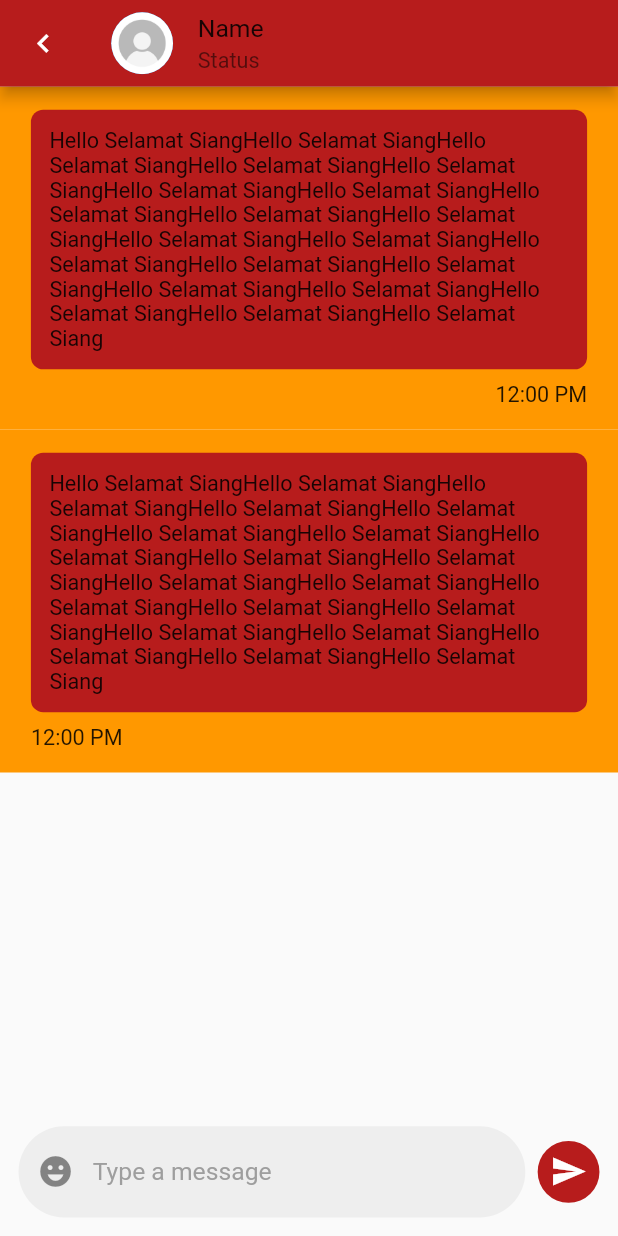
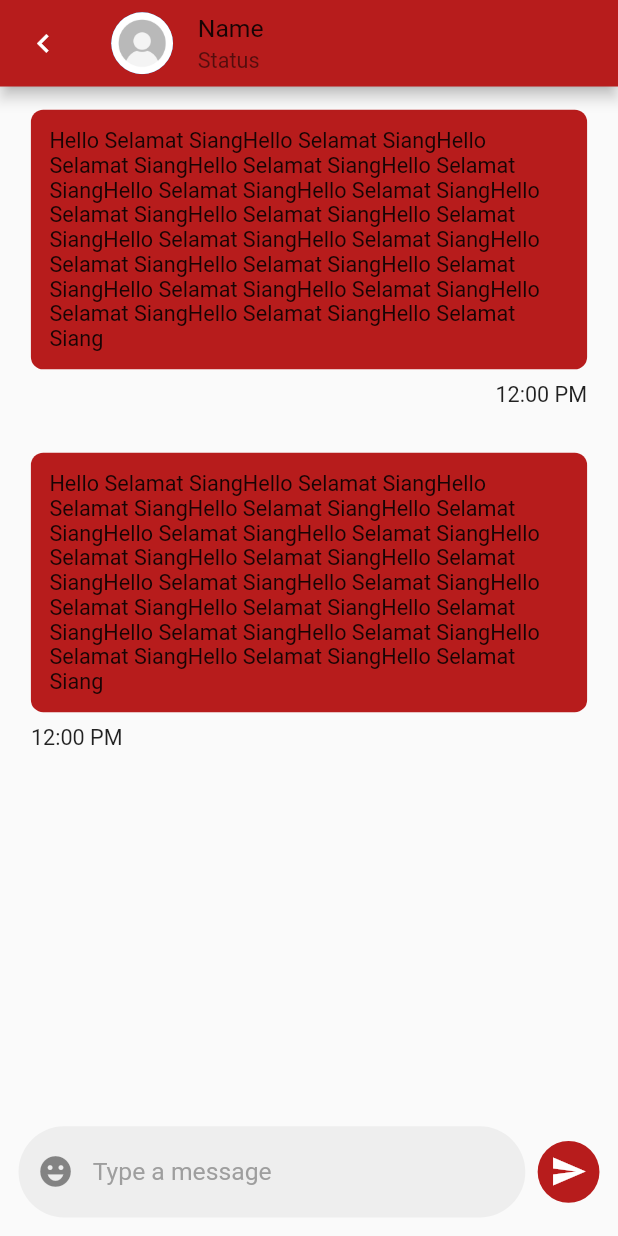
Before and after one commit to handika231/chat-app, a Flutter app: the ChatRoomView screen opened by its route, on a phone screen of 412 x 824 dp. Run offline on Flutter 3.47's test engine with Material 2 defaults, Android fonts, the phone set to English and light mode, and no system bars; our stand-ins replace avatar_glow, emoji_picker_flutter, firebase_core, get, get_it, introduction_screen and 3 more; accounts and stored records are empty; project files that could hold a hidden picture were left out.

```diff
--- a/lib/app/modules/chat_room/controllers/chat_room_controller.dart
+++ b/lib/app/modules/chat_room/controllers/chat_room_controller.dart
@@ -1,23 +1,26 @@
+import 'package:flutter/cupertino.dart';
 import 'package:get/get.dart';
 
 class ChatRoomController extends GetxController {
-  //TODO: Implement ChatRoomController
-
-  final count = 0.obs;
+  late TextEditingController textController;
+  late FocusNode focusNode;
+  RxBool isShowEmoji = false.obs;
   @override
   void onInit() {
     super.onInit();
-  }
-
-  @override
-  void onReady() {
-    super.onReady();
+    textController = TextEditingController();
+    focusNode = FocusNode();
+    focusNode.addListener(() {
+      if (focusNode.hasFocus) {
+        isShowEmoji.value = false;
+      }
+    });
   }
 
   @override
   void onClose() {
     super.onClose();
+    textController.dispose();
+    focusNode.dispose();
   }
-
-  void increment() => count.value++;
 }
--- a/lib/app/modules/chat_room/views/chat_room_view.dart
+++ b/lib/app/modules/chat_room/views/chat_room_view.dart
@@ -1,3 +1,6 @@
+import 'dart:io';
+
+import 'package:emoji_picker_flutter/emoji_picker_flutter.dart';
 import 'package:flutter/material.dart';
 import 'package:get/get.dart';
 
@@ -44,10 +47,15 @@ class ChatRoomView extends GetView<ChatRoomController> {
               children: [
                 Expanded(
                   child: TextField(
+                    focusNode: controller.focusNode,
+                    controller: controller.textController,
                     cursorColor: Colors.red[900],
                     decoration: InputDecoration(
                       prefixIcon: IconButton(
-                        onPressed: () {},
+                        onPressed: () {
+                          controller.focusNode.unfocus();
+                          controller.isShowEmoji.toggle();
+                        },
                         icon: const Icon(Icons.emoji_emotions),
                       ),
                       hintText: 'Type a message',
@@ -84,6 +92,50 @@ class ChatRoomView extends GetView<ChatRoomController> {
               ],
             ),
           ),
+          Obx(
+            () => controller.isShowEmoji.value
+                ? SizedBox(
+                    height: 300,
+                    child: EmojiPicker(
+                      textEditingController: controller.textController,
+                      onBackspacePressed: () {
+                        // Do something when the user taps the backspace button (optional)
+                      },
+                      config: Config(
+                        columns: 7,
+                        emojiSizeMax: 32 *
+                            (Platform.isIOS
+                                ? 1.30
+                                : 1.0), // Issue: https://github.com/flutter/flutter/issues/28894
+                        verticalSpacing: 0,
+                        horizontalSpacing: 0,
+                        gridPadding: EdgeInsets.zero,
+                        initCategory: Category.RECENT,
+                        bgColor: const Color(0xFFF2F2F2),
+                        indicatorColor: Colors.red[900]!,
+                        iconColor: Colors.grey,
+                        iconColorSelected: Colors.red[900]!,
+                        backspaceColor: Colors.red[900]!,
+                        skinToneDialogBgColor: Colors.white,
+                        skinToneIndicatorColor: Colors.grey,
+                        enableSkinTones: true,
+                        showRecentsTab: true,
+                        recentsLimit: 28,
+                        noRecents: const Text(
+                          'No Recents',
+                          style: TextStyle(fontSize: 20, color: Colors.black26),
+                          textAlign: TextAlign.center,
+                        ), // Needs to be const Widget
+                        loadingIndicator:
+                            const SizedBox.shrink(), // Needs to be const Widget
+                        tabIndicatorAnimDuration: kTabScrollDuration,
+                        categoryIcons: const CategoryIcons(),
+                        buttonMode: ButtonMode.MATERIAL,
+                      ),
+                    ),
+                  )
+                : const SizedBox(),
+          ),
         ],
       ),
     );
--- a/lib/app/modules/chat_room/views/widgets/item_chat_widget.dart
+++ b/lib/app/modules/chat_room/views/widgets/item_chat_widget.dart
@@ -11,7 +11,6 @@ class ItemChat extends StatelessWidget {
         horizontal: 20,
         vertical: 15,
       ),
-      color: Colors.orange,
       child: Column(
         crossAxisAlignment:
             isSender ? CrossAxisAlignment.start : CrossAxisAlignment.end,
--- a/pubspec.yaml
+++ b/pubspec.yaml
@@ -22,6 +22,7 @@ dependencies:
   shared_preferences: ^2.0.15
   avatar_glow: ^2.0.2
   responsive_framework: ^0.2.0
+  emoji_picker_flutter: ^1.5.0
 
 dev_dependencies:
   flutter_lints: ^2.0.1
```
Also changed, not shown: pubspec.lock, 5 other files.
